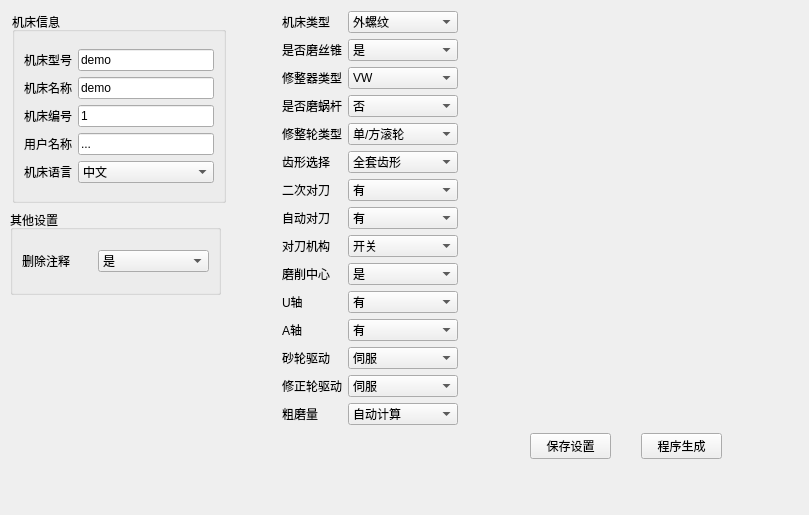
Old version of the form creatorwindow.ui in the repository nie11kun/HorizonJuicerCreator.
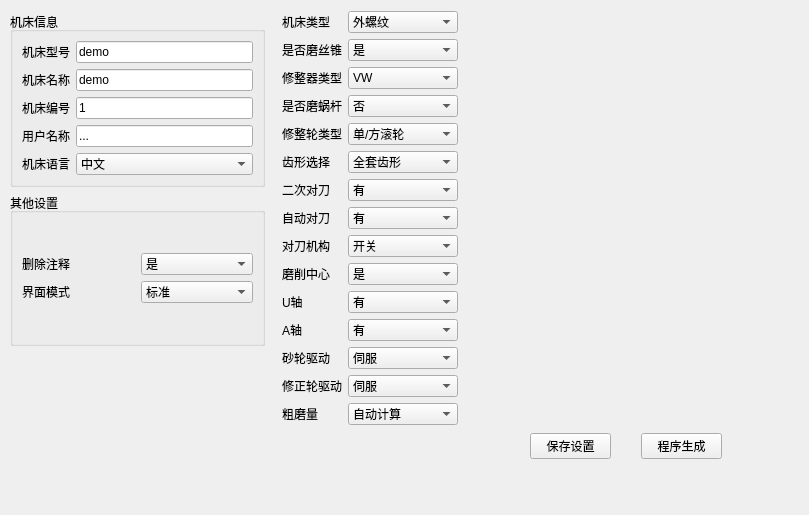
New version of the form.

Commit message: add compatible HMI mode

Patch:
```diff
--- a/creatorwindow.ui
+++ b/creatorwindow.ui
@@ -445,73 +445,47 @@
     </item>
    </layout>
   </widget>
-  <widget class="QGroupBox" name="groupBox">
+  <widget class="QWidget" name="layoutWidget">
+   <property name="geometry">
+    <rect>
+     <x>530</x>
+     <y>430</y>
+     <width>192</width>
+     <height>32</height>
+    </rect>
+   </property>
+   <layout class="QHBoxLayout" name="horizontalLayout_4">
+    <property name="spacing">
+     <number>30</number>
+    </property>
+    <item>
+     <widget class="QPushButton" name="saveDataPushButton">
+      <property name="text">
+       <string>保存设置</string>
+      </property>
+     </widget>
+    </item>
+    <item>
+     <widget class="QPushButton" name="creatPushButton">
+      <property name="text">
+       <string>程序生成</string>
+      </property>
+     </widget>
+    </item>
+   </layout>
+  </widget>
+  <widget class="QWidget" name="">
    <property name="geometry">
     <rect>
      <x>10</x>
-     <y>210</y>
-     <width>211</width>
-     <height>85</height>
-    </rect>
-   </property>
-   <property name="minimumSize">
-    <size>
-     <width>0</width>
-     <height>0</height>
-    </size>
-   </property>
-   <property name="maximumSize">
-    <size>
-     <width>16777215</width>
-     <height>4444444</height>
-    </size>
-   </property>
-   <property name="title">
-    <string>其他设置</string>
-   </property>
-   <layout class="QHBoxLayout" name="horizontalLayout_5">
-    <item>
-     <layout class="QHBoxLayout" name="horizontalLayout_2">
-      <item>
-       <widget class="QLabel" name="labelIfRemoveComments">
-        <property name="maximumSize">
-         <size>
-          <width>70</width>
-          <height>16777215</height>
-         </size>
-        </property>
-        <property name="text">
-         <string>删除注释</string>
-        </property>
-       </widget>
-      </item>
-      <item>
-       <widget class="QComboBox" name="comboBoxIfRemoveComments">
-        <item>
-         <property name="text">
-          <string>是</string>
-         </property>
-        </item>
-        <item>
-         <property name="text">
-          <string>否</string>
-         </property>
-        </item>
-       </widget>
-      </item>
-     </layout>
-    </item>
-   </layout>
-  </widget>
-  <widget class="QGroupBox" name="groupBoxMachineInfo">
-   <property name="geometry">
-    <rect>
-     <x>12</x>
      <y>12</y>
-     <width>214</width>
-     <height>191</height>
+     <width>255</width>
+     <height>334</height>
     </rect>
    </property>
+   <layout class="QVBoxLayout" name="verticalLayout_10">
+    <item>
+     <widget class="QGroupBox" name="groupBoxMachineInfo">
    <property name="maximumSize">
     <size>
      <width>16777215</width>
@@ -616,31 +590,86 @@
     </item>
    </layout>
   </widget>
-  <widget class="QWidget" name="layoutWidget">
-   <property name="geometry">
-    <rect>
-     <x>530</x>
-     <y>430</y>
-     <width>192</width>
-     <height>32</height>
-    </rect>
-   </property>
-   <layout class="QHBoxLayout" name="horizontalLayout_4">
-    <property name="spacing">
-     <number>30</number>
-    </property>
+    </item>
+    <item>
+     <widget class="QGroupBox" name="groupBox">
+      <property name="minimumSize">
+       <size>
+        <width>0</width>
+        <height>0</height>
+       </size>
+      </property>
+      <property name="maximumSize">
+       <size>
+        <width>16777215</width>
+        <height>4444444</height>
+       </size>
+      </property>
+      <property name="title">
+       <string>其他设置</string>
+      </property>
+      <layout class="QGridLayout" name="gridLayout">
+       <item row="0" column="0">
+        <layout class="QHBoxLayout" name="horizontalLayout_2">
     <item>
-     <widget class="QPushButton" name="saveDataPushButton">
+          <layout class="QVBoxLayout" name="verticalLayout_6">
+           <item>
+            <widget class="QLabel" name="labelIfRemoveComments">
+             <property name="maximumSize">
+              <size>
+               <width>70</width>
+               <height>16777215</height>
+              </size>
+             </property>
       <property name="text">
-       <string>保存设置</string>
+              <string>删除注释</string>
       </property>
      </widget>
     </item>
     <item>
-     <widget class="QPushButton" name="creatPushButton">
+            <widget class="QLabel" name="labelHMIMode">
       <property name="text">
-       <string>程序生成</string>
-      </property>
+              <string>界面模式</string>
+             </property>
+            </widget>
+           </item>
+          </layout>
+         </item>
+         <item>
+          <layout class="QVBoxLayout" name="verticalLayout_8">
+           <item>
+            <widget class="QComboBox" name="comboBoxIfRemoveComments">
+             <item>
+              <property name="text">
+               <string>是</string>
+              </property>
+             </item>
+             <item>
+              <property name="text">
+               <string>否</string>
+              </property>
+             </item>
+            </widget>
+           </item>
+           <item>
+            <widget class="QComboBox" name="comboBoxHMIMode">
+             <item>
+              <property name="text">
+               <string>标准</string>
+              </property>
+             </item>
+             <item>
+              <property name="text">
+               <string>兼容</string>
+              </property>
+             </item>
+            </widget>
+           </item>
+          </layout>
+         </item>
+        </layout>
+       </item>
+      </layout>
      </widget>
     </item>
    </layout>
```
Lines whose indentation alone changed are shown as unchanged. The commit also changes 3 other files.
